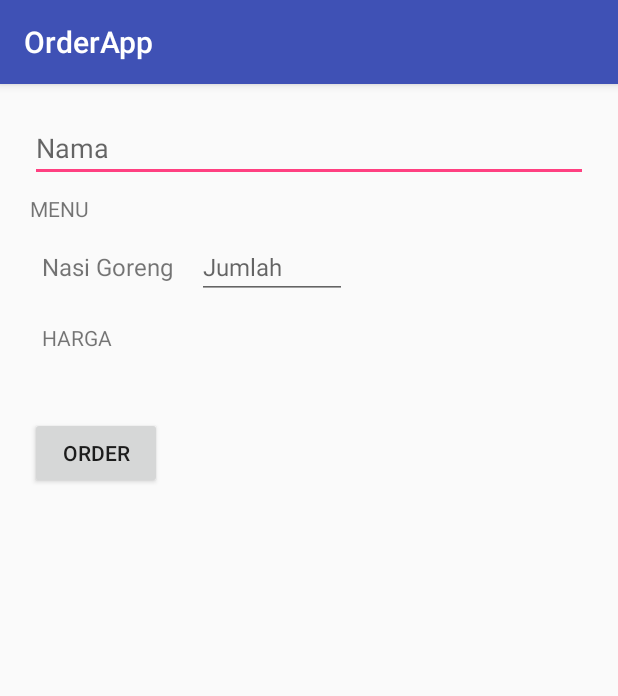
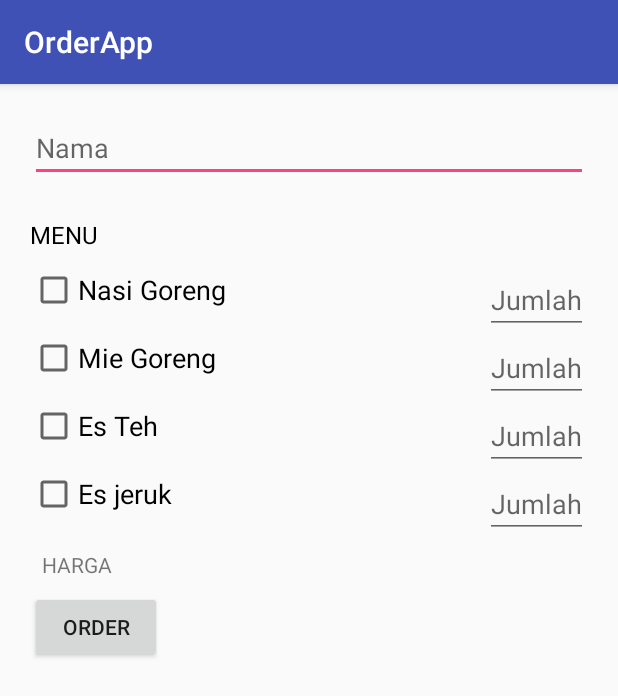
Before and after one commit to Insan23/OrderApp, an Android app: the screen it shows after launch (MainActivity), on a phone screen of 412 x 824 dp. Shown: the top 696 px of the screen. Run offline under Robolectric (Android 15) with nearby library versions, the phone set to English and light mode, and no system bars.

Commit message:
bagian 5

```diff
--- a/app/src/main/res/layout/activity_main.xml
+++ b/app/src/main/res/layout/activity_main.xml
@@ -9,6 +9,15 @@
     tools:context="id.onestep.orderapp.MainActivity">
 
 
+    <ScrollView
+        android:layout_width="match_parent"
+        android:layout_height="wrap_content">
+
+        <LinearLayout
+            android:layout_width="match_parent"
+            android:layout_height="match_parent"
+            android:orientation="vertical">
+
             <EditText
                 android:id="@+id/nama"
                 android:layout_width="match_parent"
@@ -19,27 +28,117 @@
             <TextView
                 android:layout_width="wrap_content"
                 android:layout_height="wrap_content"
-        android:text="MENU" />
+                android:layout_marginTop="16dp"
+                android:text="MENU"
+                android:textColor="#000000"
+                android:textSize="16sp" />
+
+            <LinearLayout
+                android:layout_width="match_parent"
+                android:layout_height="wrap_content"
+                android:orientation="horizontal">
 
                 <LinearLayout
                     android:layout_width="wrap_content"
                     android:layout_height="wrap_content"
-        android:orientation="horizontal">
+                    android:layout_marginTop="10dp"
+                    android:orientation="vertical">
 
-        <TextView
+                    <RelativeLayout
+                        android:layout_width="match_parent"
+                        android:layout_height="wrap_content">
+
+                        <CheckBox
+                            android:id="@+id/ckNasi"
                             android:layout_width="wrap_content"
                             android:layout_height="wrap_content"
-            android:layout_margin="8dp"
-            android:textSize="16sp"
-            android:text="Nasi Goreng"/>
+                            android:text="Nasi Goreng"
+                            android:textSize="8pt" />
 
                         <EditText
-            android:id="@+id/teks_jumlah"
-            android:layout_width="100dp"
+                            android:id="@+id/etJumlahNasi"
+                            android:layout_width="wrap_content"
                             android:layout_height="wrap_content"
-            android:layout_margin="8dp"
+                            android:layout_alignParentRight="true"
                             android:hint="Jumlah"
-            android:textSize="16sp" />
+                            android:inputType="number"
+                            android:textSize="8pt" />
+                    </RelativeLayout>
+
+                    <RelativeLayout
+                        android:layout_width="match_parent"
+                        android:layout_height="wrap_content">
+
+                        <CheckBox
+                            android:id="@+id/ckMie"
+                            android:layout_width="wrap_content"
+                            android:layout_height="wrap_content"
+                            android:text="Mie Goreng"
+                            android:textSize="8pt" />
+
+                        <EditText
+                            android:id="@+id/etJumlahMie"
+                            android:layout_width="wrap_content"
+                            android:layout_height="wrap_content"
+                            android:layout_alignParentRight="true"
+                            android:hint="Jumlah"
+                            android:inputType="number"
+                            android:textSize="8pt" />
+                    </RelativeLayout>
+
+                    <RelativeLayout
+                        android:layout_width="match_parent"
+                        android:layout_height="wrap_content">
+
+                        <CheckBox
+                            android:id="@+id/ckEsteh"
+                            android:layout_width="wrap_content"
+                            android:layout_height="wrap_content"
+                            android:text="Es Teh"
+                            android:textSize="8pt" />
+
+                        <EditText
+                            android:id="@+id/etEsteh"
+                            android:layout_width="wrap_content"
+                            android:layout_height="wrap_content"
+                            android:layout_alignParentRight="true"
+                            android:hint="Jumlah"
+                            android:inputType="number"
+                            android:textSize="8pt" />
+                    </RelativeLayout>
+
+                    <RelativeLayout
+                        android:layout_width="match_parent"
+                        android:layout_height="wrap_content">
+
+                        <CheckBox
+                            android:id="@+id/ckEsjeruk"
+                            android:layout_width="wrap_content"
+                            android:layout_height="wrap_content"
+                            android:text="Es jeruk"
+                            android:textSize="8pt" />
+
+                        <EditText
+                            android:id="@+id/etEsjeruk"
+                            android:layout_width="wrap_content"
+                            android:layout_height="wrap_content"
+                            android:layout_alignParentRight="true"
+                            android:hint="Jumlah"
+                            android:inputType="number"
+                            android:textSize="8pt" />
+                    </RelativeLayout>
+
+                </LinearLayout>
+
+                <LinearLayout
+                    android:layout_width="match_parent"
+                    android:layout_height="wrap_content"
+                    android:layout_marginLeft="20dp"
+                    android:orientation="vertical">
+
+
+                </LinearLayout>
+
 
             </LinearLayout>
 
@@ -49,11 +148,6 @@
                 android:layout_margin="8dp"
                 android:text="HARGA" />
 
-    <TextView
-        android:id="@+id/teks_harga"
-        android:layout_width="wrap_content"
-        android:layout_height="wrap_content"
-        android:layout_margin="8dp" />
 
             <Button
                 android:layout_width="wrap_content"
@@ -61,4 +155,14 @@
                 android:onClick="submitOrder"
                 android:text="ORDER" />
 
+            <TextView
+                android:id="@+id/teks_harga"
+                android:layout_width="wrap_content"
+                android:layout_height="wrap_content"
+                android:layout_margin="8dp" />
+
         </LinearLayout>
+
+    </ScrollView>
+
+</LinearLayout>
```
Lines whose indentation alone changed are shown as unchanged.
